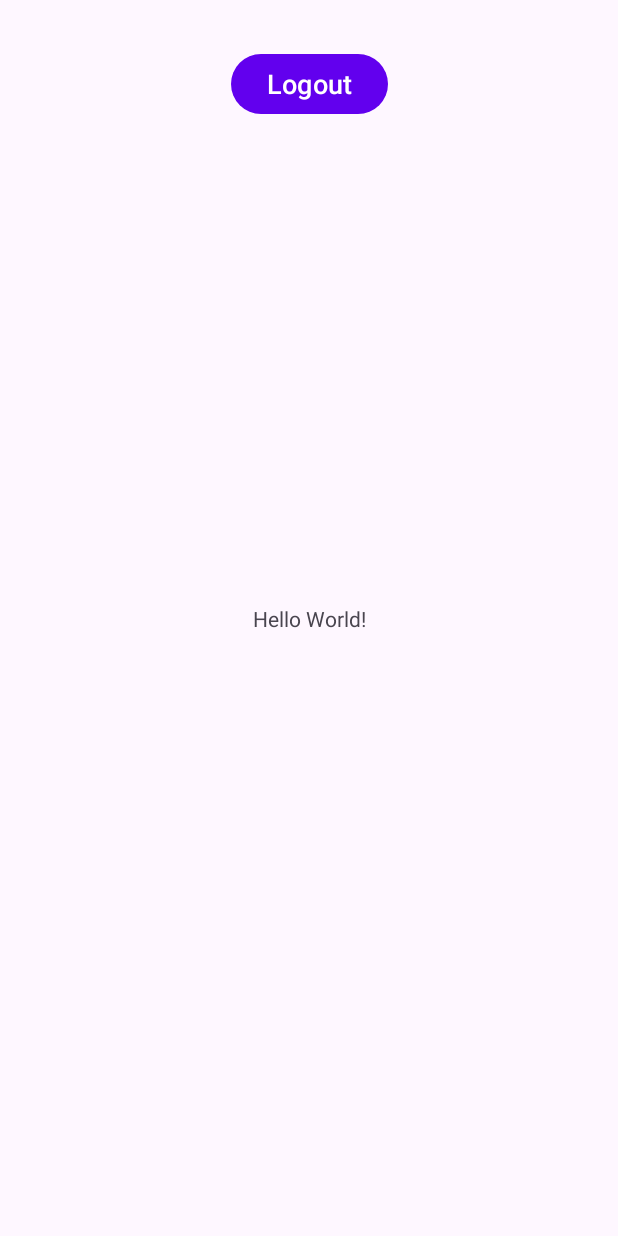
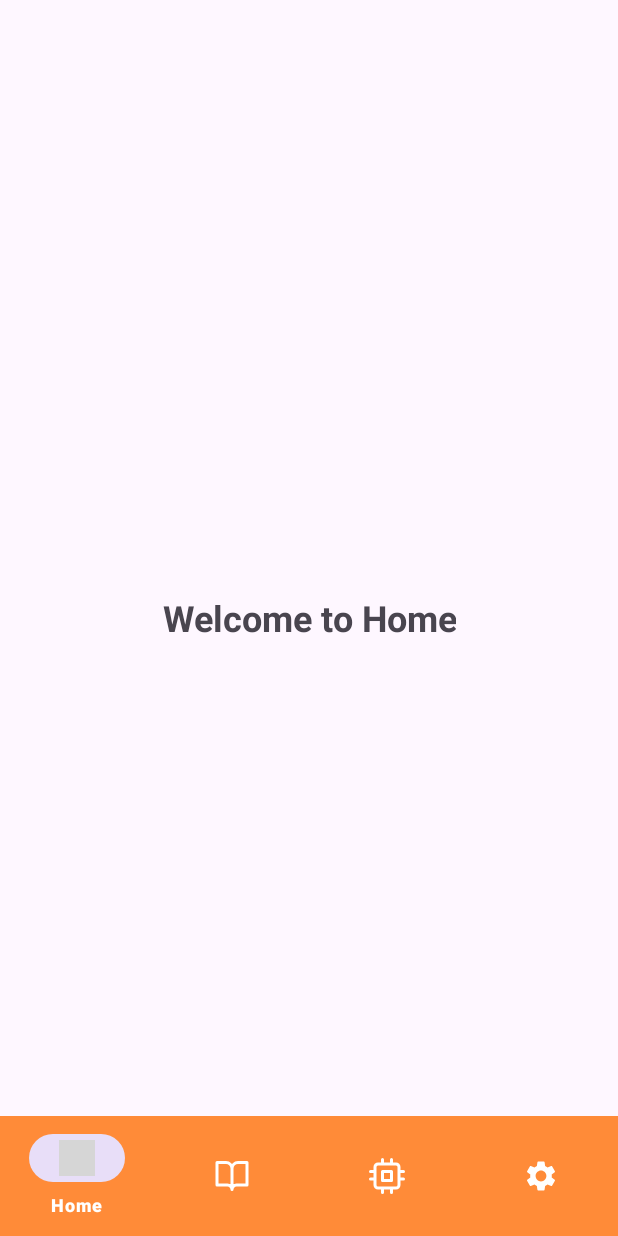
Before and after one commit to faizallyusuf/Setara, an Android app: the screen it shows after launch once a user with an empty profile is signed in (MainActivity), on a phone screen of 412 x 824 dp. Run offline under Robolectric (Android 15) with nearby library versions, the phone set to English and light mode, and no system bars; our stand-ins replace Firebase (no records; nobody signed in at launch, a user with empty details on screens opened directly); grey boxes are pictures that could not be loaded.

Commit message:
pembuatan tavbar menu

```diff
--- a/app/src/main/java/com/capstone/setara/MainActivity.kt
+++ b/app/src/main/java/com/capstone/setara/MainActivity.kt
@@ -1,53 +1,60 @@
 package com.capstone.setara
 
-import android.content.Intent
 import android.os.Bundle
-import android.widget.Button
-import androidx.activity.enableEdgeToEdge
 import androidx.appcompat.app.AppCompatActivity
-import androidx.core.view.ViewCompat
-import androidx.core.view.WindowInsetsCompat
+import androidx.fragment.app.Fragment
 import com.capstone.setara.databinding.ActivityMainBinding
-import com.capstone.setara.view.SignInActivity
-import com.google.android.material.navigation.NavigationBarView
-import com.google.firebase.auth.FirebaseAuth
-
-lateinit var auth: FirebaseAuth
+import com.capstone.setara.fragments.AssistFragment
+import com.capstone.setara.fragments.HomeFragment
+import com.capstone.setara.fragments.RecommendationFragment
+import com.capstone.setara.fragments.SettingsFragment
 
 class MainActivity : AppCompatActivity() {
     private lateinit var binding: ActivityMainBinding
-    private lateinit var navigationBar: NavigationBarView
-
 
     override fun onCreate(savedInstanceState: Bundle?) {
         super.onCreate(savedInstanceState)
-        enableEdgeToEdge()
-        setContentView(R.layout.activity_main)
 
-        // Initialize FirebaseAuth
-        auth = FirebaseAuth.getInstance()
+        // Inflate layout using ViewBinding
+        binding = ActivityMainBinding.inflate(layoutInflater)
+        setContentView(binding.root)
 
-        // Set up Edge to Edge layout
-        ViewCompat.setOnApplyWindowInsetsListener(findViewById(R.id.main)) { v, insets ->
-            val systemBars = insets.getInsets(WindowInsetsCompat.Type.systemBars())
-            v.setPadding(systemBars.left, systemBars.top, systemBars.right, systemBars.bottom)
-            insets
+        // Set default fragment to HomeFragment
+        if (savedInstanceState == null) {
+            replaceFragment(HomeFragment())
         }
 
-        // Set up Logout Button
-        val logoutButton: Button = findViewById(R.id.logoutButton)
-        logoutButton.setOnClickListener {
-            logout()
+        // Set BottomNavigationView listener
+        setupBottomNavigation()
+    }
+
+    private fun setupBottomNavigation() {
+        binding.bottomNavigation.setOnItemSelectedListener { item ->
+            when (item.itemId) {
+                R.id.home -> { // ID untuk Home
+                    replaceFragment(HomeFragment())
+                    true
+                }
+                R.id.recommendation -> { // ID untuk Recommendation
+                    replaceFragment(RecommendationFragment())
+                    true
+                }
+                R.id.assist -> { // ID untuk Assist
+                    replaceFragment(AssistFragment())
+                    true
+                }
+                R.id.settings -> { // ID untuk Settings
+                    replaceFragment(SettingsFragment())
+                    true
+                }
+                else -> false
+            }
         }
     }
 
-    // Logout function
-    private fun logout() {
-        auth.signOut() // Perform the logout from Firebase
-
-        // Redirect to SignInActivity after logout
-        val intent = Intent(this, SignInActivity::class.java)
-        startActivity(intent)
-        finish() // Close MainActivity so user cannot go back
+    private fun replaceFragment(fragment: Fragment) {
+        supportFragmentManager.beginTransaction()
+            .replace(R.id.frame_container, fragment)
+            .commit()
     }
 }
--- /dev/null
+++ b/app/src/main/java/com/capstone/setara/fragments/HomeFragment.kt
@@ -0,0 +1,17 @@
+package com.capstone.setara.fragments
+
+import android.os.Bundle
+import android.view.LayoutInflater
+import android.view.View
+import android.view.ViewGroup
+import androidx.fragment.app.Fragment
+import com.capstone.setara.R
+
+class HomeFragment : Fragment() {
+    override fun onCreateView(
+        inflater: LayoutInflater, container: ViewGroup?,
+        savedInstanceState: Bundle?
+    ): View? {
+        return inflater.inflate(R.layout.fragment_home, container, false)
+    }
+}
--- a/app/src/main/res/layout/activity_main.xml
+++ b/app/src/main/res/layout/activity_main.xml
@@ -1,28 +1,25 @@
 <?xml version="1.0" encoding="utf-8"?>
-<androidx.constraintlayout.widget.ConstraintLayout xmlns:android="http://schemas.android.com/apk/res/android"
+<LinearLayout xmlns:android="http://schemas.android.com/apk/res/android"
     xmlns:app="http://schemas.android.com/apk/res-auto"
     xmlns:tools="http://schemas.android.com/tools"
-    android:id="@+id/main"
     android:layout_width="match_parent"
-    android:layout_height="match_parent"
-    tools:context=".MainActivity">
+    android:layout_height="match_parent">
 
-    <TextView
-        android:layout_width="wrap_content"
-        android:layout_height="wrap_content"
-        android:text="Hello World!"
-        app:layout_constraintBottom_toBottomOf="parent"
-        app:layout_constraintEnd_toEndOf="parent"
-        app:layout_constraintStart_toStartOf="parent"
-        app:layout_constraintTop_toTopOf="parent" />
-    <Button
-        android:id="@+id/logoutButton"
-        android:layout_width="wrap_content"
-        android:layout_height="wrap_content"
-        android:text="@string/logout"
-        android:textSize="18sp"
-        android:layout_marginTop="32dp"
-        app:layout_constraintTop_toTopOf="parent"
-        app:layout_constraintStart_toStartOf="parent"
-        app:layout_constraintEnd_toEndOf="parent" />
-</androidx.constraintlayout.widget.ConstraintLayout>
+    <FrameLayout
+        android:id="@+id/frame_container"
+        android:layout_width="match_parent"
+        android:layout_height="match_parent"
+        tools:ignore="UselessParent">
+
+        <com.google.android.material.bottomnavigation.BottomNavigationView
+            android:id="@+id/bottom_navigation"
+            android:layout_width="match_parent"
+            android:layout_height="wrap_content"
+            android:layout_gravity="bottom"
+            app:backgroundTint="@color/orange"
+            app:itemIconTint="@color/white"
+            app:itemTextColor="@color/white"
+            app:menu="@menu/bottom_navigation_menu"
+            tools:ignore="VisualLintBottomNav" />
+    </FrameLayout>
+</LinearLayout>
--- /dev/null
+++ b/app/src/main/res/layout/fragment_home.xml
@@ -0,0 +1,18 @@
+<?xml version="1.0" encoding="utf-8"?>
+<LinearLayout xmlns:android="http://schemas.android.com/apk/res/android"
+    android:layout_width="match_parent"
+    android:layout_height="match_parent"
+    android:gravity="center"
+    android:orientation="vertical">
+
+    <TextView
+        android:id="@+id/tv_home"
+        android:layout_width="wrap_content"
+        android:layout_height="wrap_content"
+        android:text="Welcome to Home"
+        android:textSize="24sp"
+        android:textStyle="bold"
+        android:gravity="center"
+        android:padding="16dp" />
+
+</LinearLayout>
--- a/app/src/main/res/menu/bottom_navigation_menu.xml
+++ b/app/src/main/res/menu/bottom_navigation_menu.xml
@@ -6,17 +6,17 @@
         android:icon="@drawable/home"
         android:title="@string/home"/>
     <item
-        android:id="@+id/upcoming"
+        android:id="@+id/recommendation"
         android:enabled="true"
         android:icon="@drawable/recommend"
         android:title="@string/recommendation"/>
     <item
-        android:id="@+id/finished"
+        android:id="@+id/assist"
         android:enabled="true"
         android:icon="@drawable/assist"
         android:title="@string/assist"/>
     <item
-        android:id="@+id/favorite"
+        android:id="@+id/settings"
         android:enabled="true"
         android:icon="@drawable/button_setting"
         android:title="@string/settings"/>
```
Also changed, not shown: app/src/main/java/com/capstone/setara/fragments/AssistFragment.kt (added, +17 -0 lines), app/src/main/java/com/capstone/setara/fragments/RecommendationFragment.kt (added, +17 -0 lines), app/src/main/java/com/capstone/setara/fragments/SettingsFragment.kt (added, +17 -0 lines), app/src/main/res/layout/fragment_assist.xml (added, +18 -0 lines), app/src/main/res/layout/fragment_recommendation.xml (added, +18 -0 lines), app/src/main/res/layout/fragment_settings.xml (added, +18 -0 lines).
